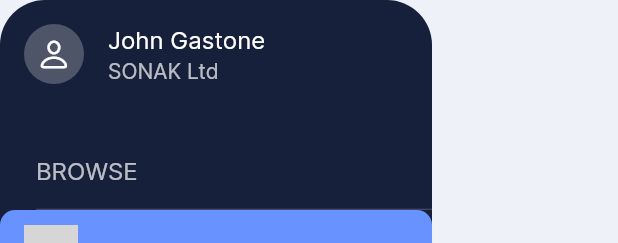
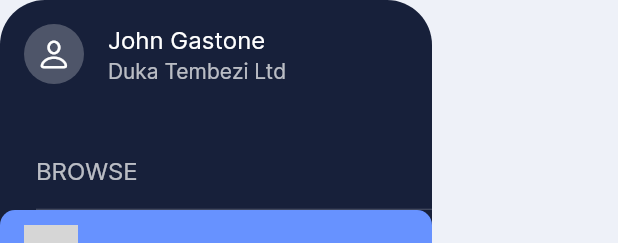
Before and after one commit to JohnGastone/Skilika, a Flutter app: the SideBar widget shown alone on an empty page, opened directly, on a phone screen of 412 x 824 dp. Shown: the top 243 px of the screen. Run offline on Flutter 3.47's test engine with Material 2 defaults, Android fonts, the light colour scheme and no system bars; drawn by our look-alikes of rive; our stand-ins replace flutter_svg; grey boxes are pictures that could not be loaded.

Commit message:
Changed bio on side bar

```diff
--- a/lib/main.dart
+++ b/lib/main.dart
@@ -19,7 +19,7 @@ class MyApp extends StatelessWidget {
   Widget build(BuildContext context) {
     return MaterialApp(
       debugShowCheckedModeBanner: false,
-      title: 'The Flutter Way',
+      title: 'Flutter Animation with Rive',
       theme: ThemeData(
         scaffoldBackgroundColor: Color(0xFFEEF1F8),
         primarySwatch: Colors.blue,
--- a/lib/screens/entryPoint/components/side_bar.dart
+++ b/lib/screens/entryPoint/components/side_bar.dart
@@ -33,7 +33,7 @@ class _SideBarState extends State<SideBar> {
             children: [
               const InfoCard(
                 name: "John Gastone",
-                bio: "SONAK Ltd",
+                bio: "Duka Tembezi Ltd",
               ),
               Padding(
                 padding: const EdgeInsets.only(left: 24, top: 32, bottom: 16),
```
